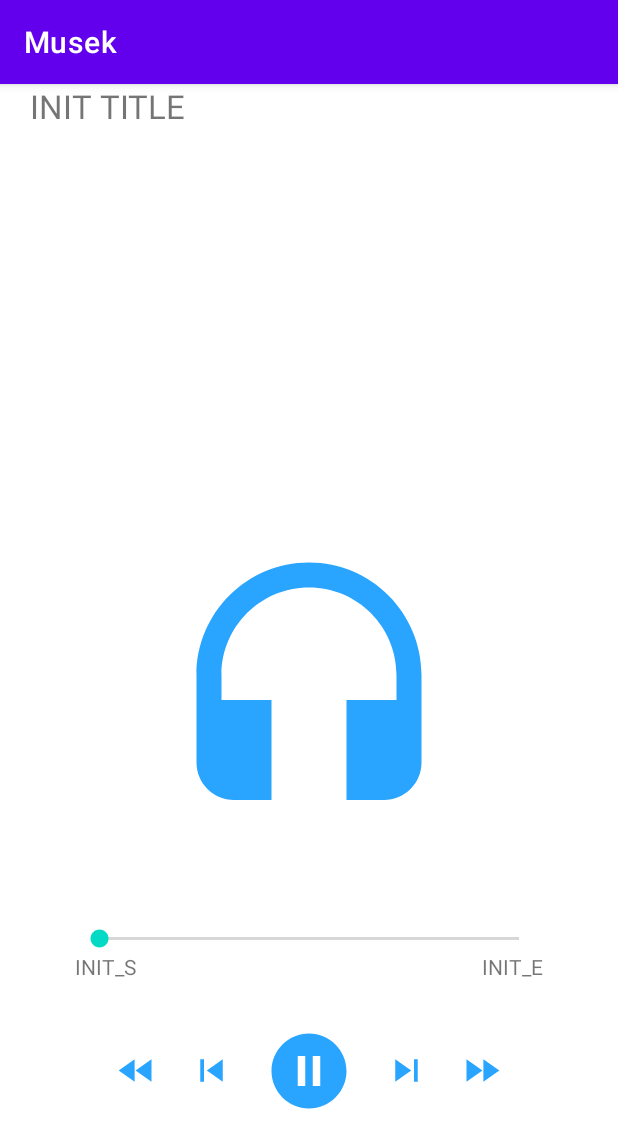
After one commit to ivanandika21/PAM_MusicApp, an Android app: the DetailActivity screen opened directly, with no data from a screen before it, on a phone screen of 412 x 824 dp. The commit adds this screen. Shown: the top 1148 px of the screen. Run offline under Robolectric (Android 15) with nearby library versions, the phone set to English and light mode, and no system bars; 3 statements that could not run were skipped.

Commit message:
Musek - detail ui done, can read title and duration

```diff
--- a/Musek/app/src/main/AndroidManifest.xml
+++ b/Musek/app/src/main/AndroidManifest.xml
@@ -2,7 +2,7 @@
 <manifest xmlns:android="http://schemas.android.com/apk/res/android"
     package="com.example.musek">
 
-    <uses-permission android:name="android.permission.READ_EXTERNAL_STORAGE"/>
+    <uses-permission android:name="android.permission.READ_EXTERNAL_STORAGE" />
 
     <application
         android:allowBackup="true"
@@ -11,6 +11,9 @@
         android:roundIcon="@mipmap/ic_launcher_round"
         android:supportsRtl="true"
         android:theme="@style/Theme.Musek">
+        <activity
+            android:name=".DetailActivity"
+            android:exported="false" />
         <activity
             android:name=".MainActivity"
             android:exported="true">
--- a/Musek/app/src/main/java/com/example/musek/DataListAdapter.java
+++ b/Musek/app/src/main/java/com/example/musek/DataListAdapter.java
@@ -1,6 +1,7 @@
 package com.example.musek;
 
 import android.content.Context;
+import android.content.Intent;
 import android.view.LayoutInflater;
 import android.view.View;
 import android.view.ViewGroup;
@@ -33,6 +34,20 @@ public class DataListAdapter extends RecyclerView.Adapter<DataListAdapter.ViewHo
     public void onBindViewHolder(DataListAdapter.ViewHolder holder, int position) {
         DataModel laguData = laguList.get(position);
         holder.var_title.setText(laguData.getTitle());
+
+        holder.itemView.setOnClickListener(new View.OnClickListener() {
+            @Override
+            public void onClick(View view) {
+                // navigate to detail
+                LaguPlayer.getInstance().reset();
+                LaguPlayer.currentIndex = position;
+
+                Intent intent = new Intent(context, DetailActivity.class);
+                intent.putExtra("list", laguList);
+                intent.setFlags(Intent.FLAG_ACTIVITY_NEW_TASK);
+                context.startActivity(intent);
+            }
+        });
     }
 
     @Override
--- a/Musek/app/src/main/java/com/example/musek/DataModel.java
+++ b/Musek/app/src/main/java/com/example/musek/DataModel.java
@@ -1,6 +1,8 @@
 package com.example.musek;
 
-public class DataModel {
+import java.io.Serializable;
+
+public class DataModel implements Serializable {
     String path;
     String title;
     String duration;
--- /dev/null
+++ b/Musek/app/src/main/java/com/example/musek/DetailActivity.java
@@ -0,0 +1,79 @@
+package com.example.musek;
+
+import androidx.appcompat.app.AppCompatActivity;
+
+import android.os.Bundle;
+import android.widget.ImageView;
+import android.widget.SeekBar;
+import android.widget.TextView;
+
+import java.util.ArrayList;
+import java.util.concurrent.TimeUnit;
+
+public class DetailActivity extends AppCompatActivity {
+
+    TextView var_detailTitle, var_txtStart, var_txtEnd;
+    SeekBar var_seekbar;
+    ImageView var_detailImage, var_fr, var_prev, var_pauseplay, var_next, var_ff;
+    ArrayList<DataModel> laguList;
+    DataModel currentLagu;
+
+    @Override
+    protected void onCreate(Bundle savedInstanceState) {
+        super.onCreate(savedInstanceState);
+        setContentView(R.layout.activity_detail);
+
+        var_detailTitle = findViewById(R.id.id_detailTitle);
+        var_txtStart = findViewById(R.id.id_txtStart);
+        var_txtEnd = findViewById(R.id.id_txtEnd);
+
+        var_seekbar = findViewById(R.id.id_seekbar);
+
+        var_detailImage = findViewById(R.id.id_detailImage);
+
+        var_fr = findViewById(R.id.id_fr);
+        var_prev = findViewById(R.id.id_prev);
+        var_pauseplay = findViewById(R.id.id_pauseplay);
+        var_next = findViewById(R.id.id_next);
+        var_ff = findViewById(R.id.id_ff);
+
+        var_detailTitle.setSelected(true);
+
+        laguList = (ArrayList<DataModel>) getIntent().getSerializableExtra("list");
+
+        setResourcesWithMusic();
+    }
+
+    void setResourcesWithMusic() {
+        currentLagu = laguList.get(LaguPlayer.currentIndex);
+
+        var_detailTitle.setText(currentLagu.getTitle());
+        var_txtEnd.setText(convertToMS(currentLagu.getDuration()));
+
+        var_pauseplay.setOnClickListener(view -> pausePlayLagu());
+        var_next.setOnClickListener(view -> nextLagu());
+        var_prev.setOnClickListener(view -> prevLagu());
+
+        playLagu();
+    }
+
+    private void playLagu() {
+
+    }
+    private void nextLagu() {
+
+    }
+    private void prevLagu() {
+
+    }
+    private void pausePlayLagu() {
+
+    }
+
+    public static String convertToMS(String duration) {
+        Long ms = Long.parseLong(duration);
+        return String.format("%02d:%02d",
+                TimeUnit.MILLISECONDS.toMinutes(ms) % TimeUnit.HOURS.toMinutes(1),
+                TimeUnit.MILLISECONDS.toSeconds(ms) % TimeUnit.MINUTES.toSeconds(1));
+    }
+}
--- /dev/null
+++ b/Musek/app/src/main/java/com/example/musek/LaguPlayer.java
@@ -0,0 +1,16 @@
+package com.example.musek;
+
+import android.media.MediaPlayer;
+
+public class LaguPlayer {
+
+    static MediaPlayer instance;
+    public static MediaPlayer getInstance() {
+        if (instance == null) {
+            instance = new MediaPlayer();
+        }
+        return instance;
+    }
+
+    public static int currentIndex = -1;
+}
--- /dev/null
+++ b/Musek/app/src/main/res/drawable/ic_fast_forward.xml
@@ -0,0 +1,5 @@
+<vector android:height="24dp" android:tint="#29A5FF"
+    android:viewportHeight="24" android:viewportWidth="24"
+    android:width="24dp" xmlns:android="http://schemas.android.com/apk/res/android">
+    <path android:fillColor="@android:color/white" android:pathData="M4,18l8.5,-6L4,6v12zM13,6v12l8.5,-6L13,6z"/>
+</vector>
--- /dev/null
+++ b/Musek/app/src/main/res/drawable/ic_fast_rewind.xml
@@ -0,0 +1,5 @@
+<vector android:height="24dp" android:tint="#29A5FF"
+    android:viewportHeight="24" android:viewportWidth="24"
+    android:width="24dp" xmlns:android="http://schemas.android.com/apk/res/android">
+    <path android:fillColor="@android:color/white" android:pathData="M11,18L11,6l-8.5,6 8.5,6zM11.5,12l8.5,6L20,6l-8.5,6z"/>
+</vector>
--- /dev/null
+++ b/Musek/app/src/main/res/drawable/ic_musiclogo.xml
@@ -0,0 +1,5 @@
+<vector android:height="24dp" android:tint="#29A5FF"
+    android:viewportHeight="24" android:viewportWidth="24"
+    android:width="24dp" xmlns:android="http://schemas.android.com/apk/res/android">
+    <path android:fillColor="@android:color/white" android:pathData="M12,1c-4.97,0 -9,4.03 -9,9v7c0,1.66 1.34,3 3,3h3v-8H5v-2c0,-3.87 3.13,-7 7,-7s7,3.13 7,7v2h-4v8h3c1.66,0 3,-1.34 3,-3v-7c0,-4.97 -4.03,-9 -9,-9z"/>
+</vector>
--- /dev/null
+++ b/Musek/app/src/main/res/drawable/ic_next.xml
@@ -0,0 +1,5 @@
+<vector android:height="24dp" android:tint="#29A5FF"
+    android:viewportHeight="24" android:viewportWidth="24"
+    android:width="24dp" xmlns:android="http://schemas.android.com/apk/res/android">
+    <path android:fillColor="@android:color/white" android:pathData="M6,18l8.5,-6L6,6v12zM16,6v12h2V6h-2z"/>
+</vector>
--- /dev/null
+++ b/Musek/app/src/main/res/drawable/ic_pause.xml
@@ -0,0 +1,5 @@
+<vector android:height="24dp" android:tint="#29A5FF"
+    android:viewportHeight="24" android:viewportWidth="24"
+    android:width="24dp" xmlns:android="http://schemas.android.com/apk/res/android">
+    <path android:fillColor="@android:color/white" android:pathData="M12,2C6.48,2 2,6.48 2,12s4.48,10 10,10 10,-4.48 10,-10S17.52,2 12,2zM11,16L9,16L9,8h2v8zM15,16h-2L13,8h2v8z"/>
+</vector>
--- /dev/null
+++ b/Musek/app/src/main/res/drawable/ic_play.xml
@@ -0,0 +1,5 @@
+<vector android:height="24dp" android:tint="#29A5FF"
+    android:viewportHeight="24" android:viewportWidth="24"
+    android:width="24dp" xmlns:android="http://schemas.android.com/apk/res/android">
+    <path android:fillColor="@android:color/white" android:pathData="M12,2C6.48,2 2,6.48 2,12s4.48,10 10,10 10,-4.48 10,-10S17.52,2 12,2zM10,16.5v-9l6,4.5 -6,4.5z"/>
+</vector>
--- /dev/null
+++ b/Musek/app/src/main/res/drawable/ic_prev.xml
@@ -0,0 +1,5 @@
+<vector android:height="24dp" android:tint="#29A5FF"
+    android:viewportHeight="24" android:viewportWidth="24"
+    android:width="24dp" xmlns:android="http://schemas.android.com/apk/res/android">
+    <path android:fillColor="@android:color/white" android:pathData="M6,6h2v12L6,18zM9.5,12l8.5,6L18,6z"/>
+</vector>
--- /dev/null
+++ b/Musek/app/src/main/res/drawable/ic_stop.xml
@@ -0,0 +1,6 @@
+<vector android:height="24dp" android:tint="#29A5FF"
+    android:viewportHeight="24" android:viewportWidth="24"
+    android:width="24dp" xmlns:android="http://schemas.android.com/apk/res/android">
+    <path android:fillColor="@android:color/white"
+        android:fillType="evenOdd" android:pathData="M8,16h8V8H8V16zM12,2C6.48,2 2,6.48 2,12s4.48,10 10,10s10,-4.48 10,-10S17.52,2 12,2L12,2z"/>
+</vector>
--- /dev/null
+++ b/Musek/app/src/main/res/layout/activity_detail.xml
@@ -0,0 +1,99 @@
+<?xml version="1.0" encoding="utf-8"?>
+<RelativeLayout xmlns:android="http://schemas.android.com/apk/res/android"
+    xmlns:app="http://schemas.android.com/apk/res-auto"
+    xmlns:tools="http://schemas.android.com/tools"
+    android:layout_width="match_parent"
+    android:layout_height="match_parent"
+    tools:context=".DetailActivity">
+
+    <TextView
+        android:id="@+id/id_detailTitle"
+        android:layout_width="match_parent"
+        android:layout_height="wrap_content"
+        android:text="INIT TITLE"
+        android:textSize="22sp"
+        android:singleLine="true"
+        android:ellipsize="marquee"
+        android:layout_centerHorizontal="true"
+        android:layout_marginHorizontal="20dp"/>
+
+    <ImageView
+        android:id="@+id/id_detailImage"
+        android:layout_width="200dp"
+        android:layout_height="200dp"
+        android:layout_above="@id/id_control"
+        android:layout_centerHorizontal="true"
+        android:src="@drawable/ic_musiclogo" />
+
+    <RelativeLayout
+        android:id="@+id/id_control"
+        android:layout_width="match_parent"
+        android:layout_height="wrap_content"
+        android:padding="50dp"
+        android:layout_alignParentBottom="true">
+
+        <SeekBar
+            android:id="@+id/id_seekbar"
+            android:layout_width="match_parent"
+            android:layout_height="wrap_content"/>
+
+        <RelativeLayout
+            android:id="@+id/id_controlText"
+            android:layout_width="match_parent"
+            android:layout_height="wrap_content"
+            android:layout_below="@id/id_seekbar">
+            <TextView
+                android:id="@+id/id_txtStart"
+                android:layout_width="wrap_content"
+                android:layout_height="wrap_content"
+                android:text="INIT_S"/>
+            <TextView
+                android:id="@+id/id_txtEnd"
+                android:layout_width="wrap_content"
+                android:layout_height="wrap_content"
+                android:layout_alignParentEnd="true"
+                android:text="INIT_E"/>
+        </RelativeLayout>
+
+        <LinearLayout
+            android:id="@+id/id_buttonControl"
+            android:layout_width="match_parent"
+            android:layout_height="wrap_content"
+            android:layout_below="@id/id_controlText"
+            android:orientation="horizontal"
+            android:padding="20dp"
+            android:gravity="center">
+
+            <ImageView
+                android:id="@+id/id_fr"
+                android:layout_width="30dp"
+                android:layout_height="30dp"
+                android:layout_margin="10dp"
+                android:src="@drawable/ic_fast_rewind"/>
+            <ImageView
+                android:id="@+id/id_prev"
+                android:layout_width="30dp"
+                android:layout_height="30dp"
+                android:layout_margin="10dp"
+                android:src="@drawable/ic_prev"/>
+            <ImageView
+                android:id="@+id/id_pauseplay"
+                android:layout_width="60dp"
+                android:layout_height="60dp"
+                android:layout_margin="10dp"
+                android:src="@drawable/ic_pause"/>
+            <ImageView
+                android:id="@+id/id_next"
+                android:layout_width="30dp"
+                android:layout_height="30dp"
+                android:layout_margin="10dp"
+                android:src="@drawable/ic_next"/>
+            <ImageView
+                android:id="@+id/id_ff"
+                android:layout_width="30dp"
+                android:layout_height="30dp"
+                android:layout_margin="10dp"
+                android:src="@drawable/ic_fast_forward"/>
+        </LinearLayout>
+    </RelativeLayout>
+</RelativeLayout>
--- a/Musek/app/src/main/res/layout/row_item.xml
+++ b/Musek/app/src/main/res/layout/row_item.xml
@@ -5,8 +5,8 @@
     android:padding="10dp">
 
     <ImageView
-        android:layout_width="36dp"
-        android:layout_height="36dp"
+        android:layout_width="10dp"
+        android:layout_height="10dp"
         android:id="@+id/id_dot"
         android:layout_centerVertical="true"
         android:src="@drawable/ic_dot"/>
```
